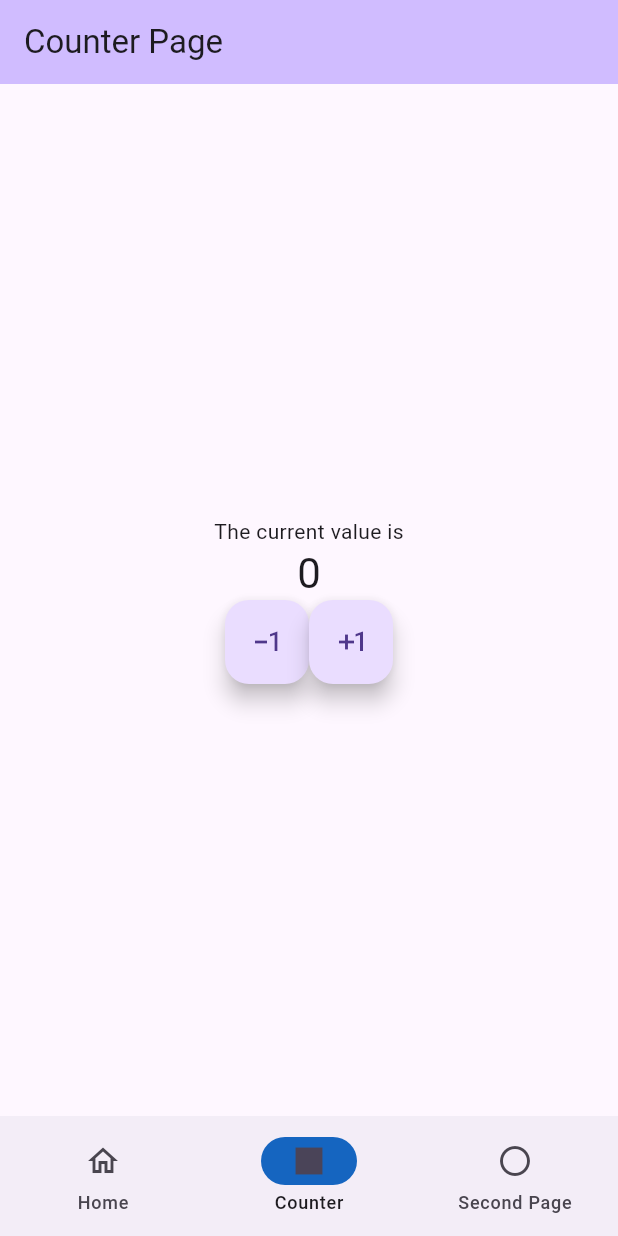
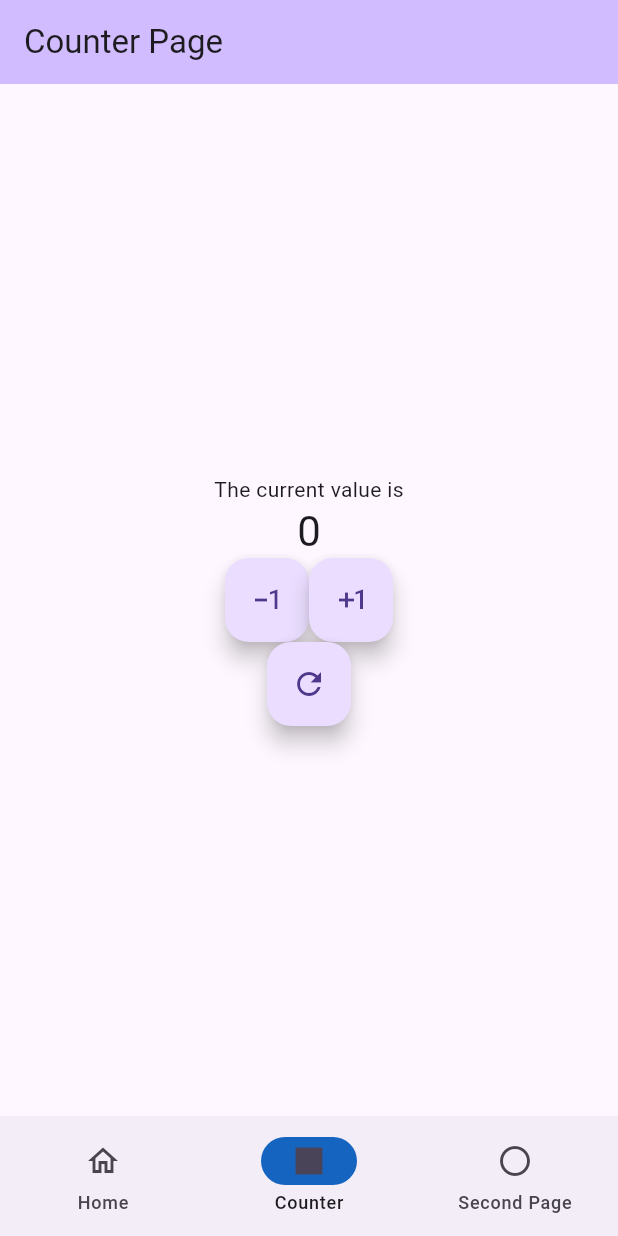
Before and after one commit to Thomas-Oz-Dunn/first_flight, a Flutter app: the screen it shows after launch, item 2 of the bottom bar chosen, after a tap on the "exposure minus 1" icon, after a tap on the "exposure plus 1" icon, on a phone screen of 412 x 824 dp. Run offline on Flutter 3.47's test engine with Material 2 defaults, Android fonts, the phone set to English and light mode, and no system bars; our stand-ins replace shared_preferences.

Commit message:
main.dart: add state storage to button incrementer

```diff
--- a/lib/main.dart
+++ b/lib/main.dart
@@ -1,4 +1,7 @@
 import 'package:flutter/material.dart';
+import 'package:shared_preferences/shared_preferences.dart';
+
+var indicatorColor = Colors.blue[800];
 
 void main() => runApp(const FirstFlightApp());
 
@@ -9,9 +12,7 @@ class FirstFlightApp extends StatelessWidget {
   Widget build(BuildContext context) {
     return MaterialApp(
       title: 'First Flight',
-      theme: ThemeData(
-        useMaterial3: true,
-      ),
+      theme: ThemeData(useMaterial3: true),
       home: const MainPage(),
     );
   }
@@ -29,7 +30,7 @@ class _MainPageState extends State<MainPage> {
 
   @override
   Widget build(BuildContext context) {
-    const dests = <Widget>[
+    const navigationDests = <Widget>[
         NavigationDestination(
           selectedIcon: Icon(Icons.home),
           icon: Icon(Icons.home_outlined),
@@ -64,9 +65,9 @@ class _MainPageState extends State<MainPage> {
         onDestinationSelected: (int index) {
           setState(() {currentPageIndex = index;});
         },
-        indicatorColor: Colors.blue[800],
+        indicatorColor: indicatorColor,
         selectedIndex: currentPageIndex,
-        destinations: dests,
+        destinations: navigationDests,
       ),
       body: pages[currentPageIndex],
     );
@@ -85,18 +86,72 @@ class CounterPage extends StatefulWidget {
 
 // Store counter when on other pages
 class _CounterPageState extends State<CounterPage> {
+  int defaultValue = 0;
   int _counter = 0;
+  SharedPreferences? preferences;
+
+  Future<void> initStorage() async {
+    preferences = await SharedPreferences.getInstance();
+
+    // init 1st time to defaultValue
+    int? savedData = preferences?.getInt("counter");
+
+    if (savedData == null) {
+      await preferences!.setInt("counter", defaultValue);
+      _counter = defaultValue;
+    } else {
+      _counter = savedData;
+    }
+
+    setState(() {});
+  }
+
+  @override
+  void initState() {
+    super.initState();
+    initStorage();
+  }
+
+  void _resetCounter() {
+    setState(() {
+      _counter = defaultValue;
+      preferences?.setInt("counter", _counter);
+    });
+  }
 
   void _incrementCounter() {
-    setState(() {_counter++;});
+    setState(() {
+      _counter = preferences?.getInt("counter") ?? defaultValue;
+      _counter++;
+      preferences?.setInt("counter", _counter);
+    });
   }
 
   void _decrementCounter() {
-    setState(() {_counter--;});
+    setState(() {
+      _counter = preferences?.getInt("counter") ?? defaultValue;
+      _counter--;
+      preferences?.setInt("counter", _counter);
+    });
   }
 
   @override
   Widget build(BuildContext context) {
+
+    var buttons = <Widget>[
+      FloatingActionButton(
+        onPressed: _decrementCounter,
+        tooltip: 'Decrement',
+        child: const Icon(Icons.exposure_minus_1),
+      ),
+
+      FloatingActionButton(
+        onPressed: _incrementCounter,
+        tooltip: 'Increment',
+        child: const Icon(Icons.exposure_plus_1),
+      ),
+    ];
+
     return Scaffold(
       appBar: AppBar(
         backgroundColor: Theme.of(context).colorScheme.inversePrimary,
@@ -108,21 +163,23 @@ class _CounterPageState extends State<CounterPage> {
           mainAxisAlignment: MainAxisAlignment.center,
           children: <Widget>[
             const Text('The current value is'),
-            Text('$_counter', style: Theme.of(context).textTheme.headlineMedium,),
+            Text(
+              '$_counter',
+              style: Theme.of(context).textTheme.headlineMedium,
+            ),
             Row(
               mainAxisAlignment: MainAxisAlignment.center,
-              children: <Widget>[
+              children: buttons
+            ),
+            Row(
+              mainAxisAlignment: MainAxisAlignment.center,
+              children: <Widget> [
                 FloatingActionButton(
-                  onPressed: _decrementCounter,
-                  tooltip: 'Decrement',
-                  child: const Icon(Icons.exposure_minus_1),
+                  onPressed: _resetCounter,
+                  tooltip: 'Reset',
+                  child: const Icon(Icons.refresh),
                 ),
-                FloatingActionButton(
-                  onPressed: _incrementCounter,
-                  tooltip: 'Increment',
-                  child: const Icon(Icons.exposure_plus_1),
-                ),
-              ]
+              ],
             ),
           ],
         ),
```
